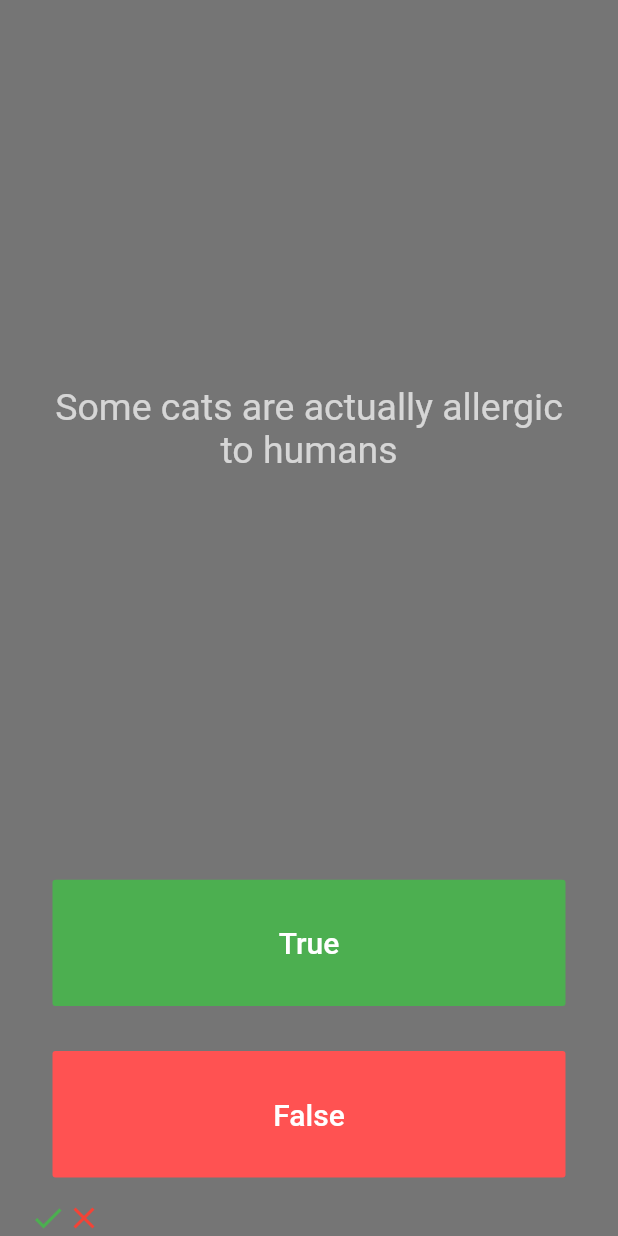
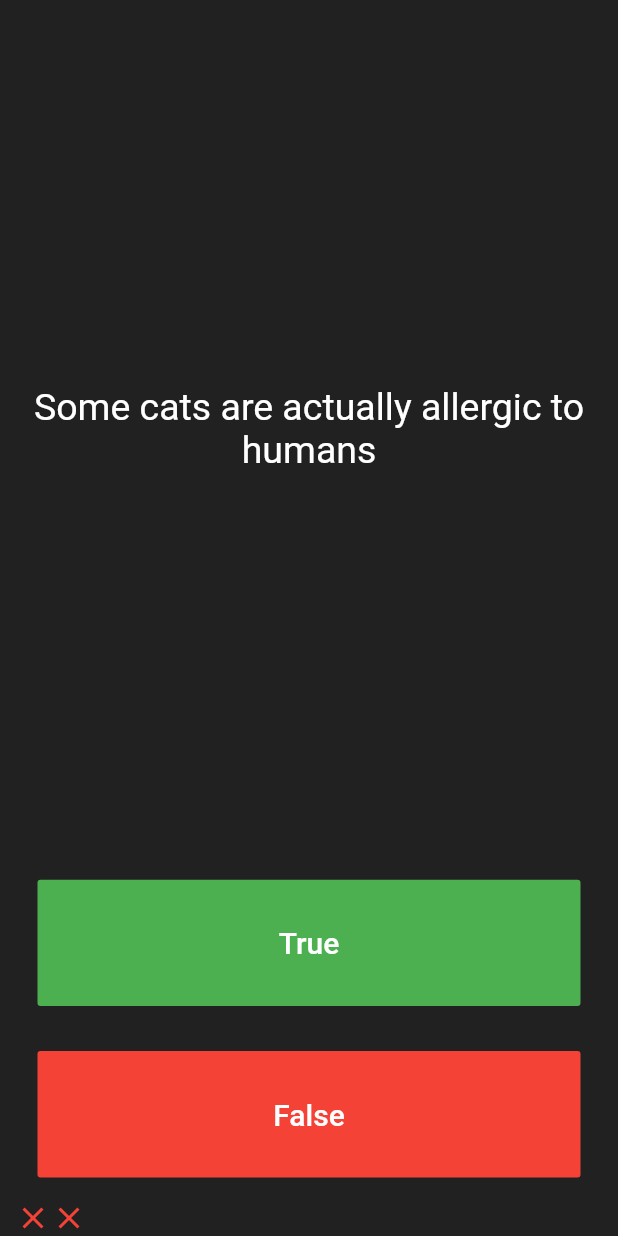
Before and after one commit to ayushi1376/Quizzer, a Flutter app: the screen it shows after launch, after a tap on "True", after a tap on "False", on a phone screen of 412 x 824 dp. Run offline on Flutter 3.47's test engine with Material 2 defaults, Android fonts, the phone set to English and light mode, and no system bars; our stand-ins replace rflutter_alert.

```diff
--- a/lib/main.dart
+++ b/lib/main.dart
@@ -1,21 +1,19 @@
-import 'questions.dart';
+import 'package:rflutter_alert/rflutter_alert.dart';
 import 'package:flutter/material.dart';
 import 'quiz_brain.dart';
+QuizBrain quizBrain = QuizBrain();
 
-QuizBrain qb=QuizBrain();
-void main() {
-  runApp(Quizzer());
-}
+void main() => runApp(Quizzer());
 
 class Quizzer extends StatelessWidget {
   @override
   Widget build(BuildContext context) {
     return MaterialApp(
       home: Scaffold(
-        backgroundColor: Colors.black54,
+        backgroundColor: Colors.grey.shade900,
         body: SafeArea(
           child: Padding(
-              padding: EdgeInsets.symmetric(horizontal: 20.0),
+            padding: EdgeInsets.symmetric(horizontal: 10.0),
             child: QuizPage(),
           ),
         ),
@@ -23,20 +21,44 @@ class Quizzer extends StatelessWidget {
     );
   }
 }
+
 class QuizPage extends StatefulWidget {
   @override
   _QuizPageState createState() => _QuizPageState();
 }
 
 class _QuizPageState extends State<QuizPage> {
-  List<Icon> scoreKeeper=[];
-  void checkAns(bool userpickedAns){
-    bool correctans=qb.correctAns();
-    if(userpickedAns==correctans){
-      print("user got it right");
-    }else{
-      print("user got it wrong");
+  List<Icon> scoreKeeper = [];
+
+  void checkAnswer(bool userPickedAnswer) {
+    bool correctAnswer = quizBrain.correctAns();
+
+    setState(() {
+
+      if (quizBrain.isFinished() == true) {
+        Alert(
+          context: context,
+          title: 'Finished!',
+          desc: 'You\'ve reached the end of the quiz.',
+        ).show();
+        quizBrain.reset();
+        scoreKeeper = [];
       }
+      else {
+        if (userPickedAnswer == correctAnswer) {
+          scoreKeeper.add(Icon(
+            Icons.check,
+            color: Colors.green,
+          ));
+        } else {
+          scoreKeeper.add(Icon(
+            Icons.close,
+            color: Colors.red,
+          ));
+        }
+        quizBrain.nextque();
+      }
+    });
   }
   @override
   Widget build(BuildContext context) {
@@ -46,15 +68,15 @@ class _QuizPageState extends State<QuizPage> {
       children: <Widget>[
         Expanded(
           flex: 5,
-            child:Padding(
+          child: Padding(
             padding: EdgeInsets.all(10.0),
             child: Center(
               child: Text(
-                  qb.getQueText(),
+                quizBrain.getQueText(),
                 textAlign: TextAlign.center,
                 style: TextStyle(
                   fontSize: 25.0,
-                    color: Colors.white70,
+                  color: Colors.white,
                 ),
               ),
             ),
@@ -75,10 +97,7 @@ class _QuizPageState extends State<QuizPage> {
               ),
               onPressed: () {
                 //The user picked true.
-
-                setState(() {
-                  qb.nextque();
-                });
+                checkAnswer(true);
               },
             ),
           ),
@@ -87,45 +106,25 @@ class _QuizPageState extends State<QuizPage> {
           child: Padding(
             padding: EdgeInsets.all(15.0),
             child: FlatButton(
-              textColor: Colors.white,
-              color: Colors.redAccent,
+              color: Colors.red,
               child: Text(
                 'False',
                 style: TextStyle(
+                  fontSize: 20.0,
                   color: Colors.white,
-                  fontSize: 20.0,
                 ),
               ),
               onPressed: () {
-                //The user picked true.
-                bool correctans=qb.correctAns();
-                if(correctans==false){
-                  print("user got it right");
-                }else{
-                  print("user got it wrong");
-                }
-                setState(() {
-
-                  qb.nextque();
-                });
+                //The user picked false.
+                checkAnswer(false);
               },
             ),
           ),
         ),
         Row(
-          children: <Widget>[
-            Icon(
-              Icons.check,
-              color: Colors.green,
-            ),
-            Icon(
-              Icons.close,
-              color: Colors.red,
-            ),
-          ],
-        ),
+          children: scoreKeeper,
+        )
       ],
     );
-
   }
 }
--- a/lib/questions.dart
+++ b/lib/questions.dart
@@ -1,10 +1,6 @@
 class Question {
-  String quesText;
-  bool quesAns;
+  String questionText;
+  bool questionAnswer;
 
-  Question(String q, bool a){
-    quesText=q;
-    quesAns=a;
-
+  Question(this.questionText,this.questionAnswer);
   }
-}
--- a/lib/quiz_brain.dart
+++ b/lib/quiz_brain.dart
@@ -1,6 +1,6 @@
 import 'questions.dart';
 class QuizBrain{
-  int _quenum=0;
+  int _questionNumber = 0;
   List<Question> _questionBank=[
     Question('The condition in a WHERE clause can refer to only one value.', false ),
     Question('System calls are the classical method of enabling user processes to interact with the kernel', true ),
@@ -22,14 +22,27 @@ class QuizBrain{
     Question('A SELECT statement within another SELECT statement and enclosed in square brackets ([...]) is called a subquery.', false )
   ];
   void nextque(){
-    if(_quenum<_questionBank.length-1){
-      _quenum++;
+    if(_questionNumber <_questionBank.length-1){
+      _questionNumber++;
     }
   }
   String getQueText(){
-    return _questionBank[_quenum].quesText;
+    return _questionBank[_questionNumber].questionText;
   }
   bool correctAns(){
-    return _questionBank[_quenum].quesAns;
+    return _questionBank[_questionNumber].questionAnswer;
+  }
+  bool isFinished() {
+    if (_questionNumber >= _questionBank.length - 1) {
+
+      print('Now returning true');
+      return true;
+
+    } else {
+      return false;
+    }
+  }
+  void reset() {
+    _questionNumber = 0;
   }
 }
--- a/pubspec.yaml
+++ b/pubspec.yaml
@@ -28,6 +28,7 @@ dependencies:
   # The following adds the Cupertino Icons font to your application.
   # Use with the CupertinoIcons class for iOS style icons.
   cupertino_icons: ^0.1.3
+  rflutter_alert: ^1.0.3
 
 dev_dependencies:
   flutter_test:
```
Lines whose indentation alone changed are shown as unchanged.
